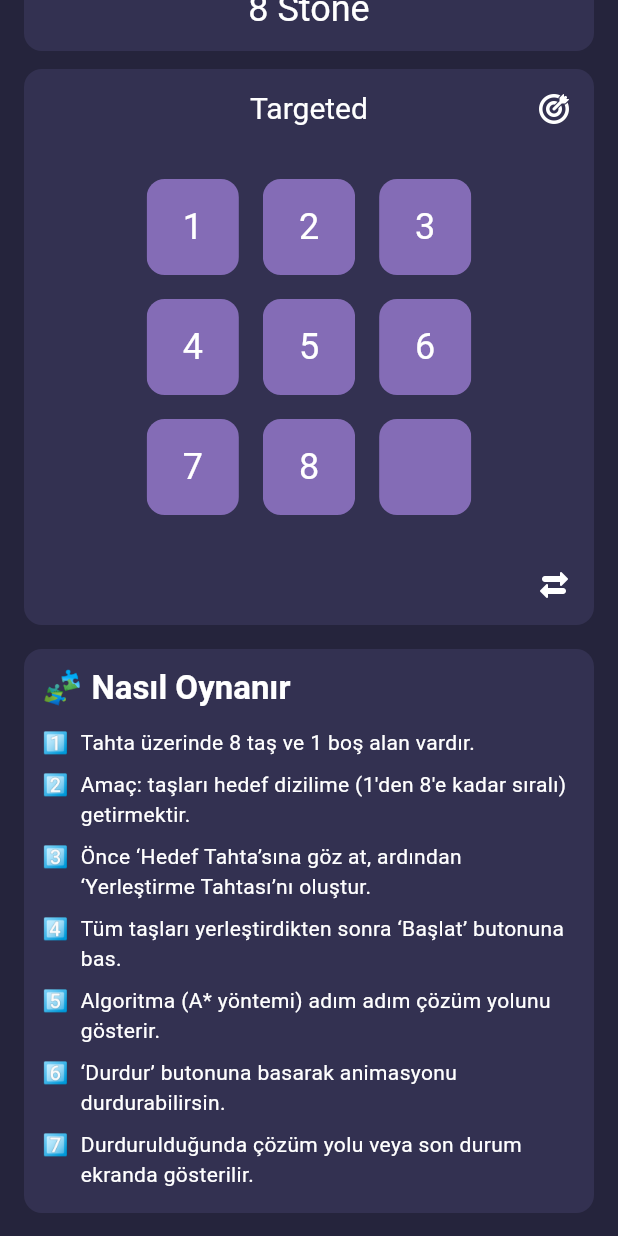
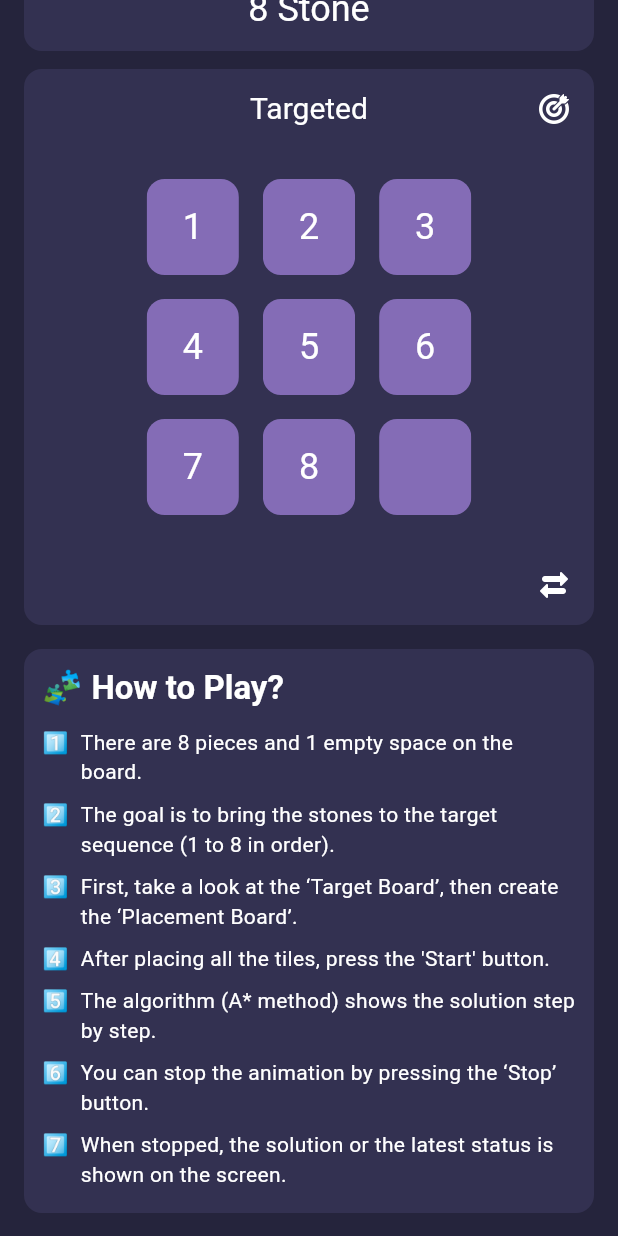
Before and after one commit to DargaHasanBasri/omu_master_development_repo, a Flutter app: the screen it shows after launch, scrolled down 50 dp, on a phone screen of 412 x 824 dp. Run offline on Flutter 3.47's test engine with Material 3 defaults, Android fonts, the phone set to English and light mode, and no system bars; our stand-ins replace easy_localization, flutter_bloc.

Commit message:
Fix home screen ui and localization

```diff
--- a/assets/langs/en-US.json
+++ b/assets/langs/en-US.json
@@ -11,6 +11,22 @@
     "noSolutionFound": "No solution found!",
     "supervisedNode": "Supervised Node",
     "numberOfSteps": "Number of Steps",
-    "message": "This sequence cannot be solved mathematically"
+    "message": "This sequence cannot be solved mathematically",
+    "noActionMsg": "No action has been taken yet!",
+    "supervisedNodes": "Supervised Nodes",
+    "step": "Step",
+    "stone": "Stone",
+    "start": "Start",
+    "target": "Target"
+  },
+  "howToPlay": {
+    "title": "How to Play?",
+    "messageOne": "There are 8 pieces and 1 empty space on the board.",
+    "messageTwo": "The goal is to bring the stones to the target sequence (1 to 8 in order).",
+    "messageThree": "First, take a look at the ‘Target Board’, then create the ‘Placement Board’.",
+    "messageFour": "After placing all the tiles, press the 'Start' button.",
+    "messageFive": "The algorithm (A* method) shows the solution step by step.",
+    "messageSix": "You can stop the animation by pressing the ‘Stop’ button.",
+    "messageSeven": "When stopped, the solution or the latest status is shown on the screen."
   }
 }
--- a/assets/langs/tr-TR.json
+++ b/assets/langs/tr-TR.json
@@ -11,6 +11,22 @@
     "noSolutionFound": "Çözüm Bulunamadı!",
     "supervisedNode": "Denetlenen düğüm",
     "numberOfSteps": "Adım sayısı",
-    "message": "Bu diziliş matematiksel olarak çözülemez"
+    "message": "Bu diziliş matematiksel olarak çözülemez",
+    "noActionMsg": "Henüz işlem gerçekleştirilmemiş!",
+    "supervisedNodes": "Denetlenen Düğümler",
+    "step": "Adım",
+    "stone": "Taş",
+    "start": "Başlangıç",
+    "target": "Hedef"
+  },
+  "howToPlay": {
+    "title": "How to Play?",
+    "messageOne": "Tahta üzerinde 8 taş ve 1 boş alan vardır.",
+    "messageTwo": "Amaç: taşları hedef dizilime (1'den 8'e kadar sıralı) getirmektir.",
+    "messageThree": "Önce ‘Hedef Tahta’sına göz at, ardından ‘Yerleştirme Tahtası’nı oluştur.",
+    "messageFour": "Tüm taşları yerleştirdikten sonra ‘Başlat’ butonuna bas.",
+    "messageFive": "Algoritma (A* yöntemi) adım adım çözüm yolunu gösterir.",
+    "messageSix": "‘Durdur’ butonuna basarak animasyonu durdurabilirsin.",
+    "messageSeven": "Durdurulduğunda çözüm yolu veya son durum ekranda gösterilir."
   }
 }
--- /dev/null
+++ b/lib/ui/screens/home/components/how_to_play_text.dart
@@ -0,0 +1,69 @@
+import '../export.dart';
+
+class HowToPlayText extends StatelessWidget {
+  const HowToPlayText({super.key});
+
+  @override
+  Widget build(BuildContext context) {
+    return Column(
+      crossAxisAlignment: CrossAxisAlignment.start,
+      children: [
+        Text(
+          "🧩 ${LocaleKeys.howToPlay_title.locale}",
+          style: Theme.of(context).textTheme.titleLarge?.copyWith(
+            color: ColorName.white,
+            fontWeight: FontWeight.bold,
+          ),
+        ),
+        const SizedBox(height: 8),
+        _buildRuleItem(
+          "1️⃣",
+          LocaleKeys.howToPlay_messageOne.locale,
+        ),
+        _buildRuleItem(
+          "2️⃣",
+          LocaleKeys.howToPlay_messageTwo.locale,
+        ),
+        _buildRuleItem(
+          "3️⃣",
+          LocaleKeys.howToPlay_messageThree.locale,
+        ),
+        _buildRuleItem(
+          "4️⃣",
+          LocaleKeys.howToPlay_messageFour.locale,
+        ),
+        _buildRuleItem(
+          "5️⃣",
+          LocaleKeys.howToPlay_messageFive.locale,
+        ),
+        _buildRuleItem(
+          "6️⃣",
+          LocaleKeys.howToPlay_messageSix.locale,
+        ),
+        _buildRuleItem(
+          "7️⃣",
+          LocaleKeys.howToPlay_messageSeven.locale,
+        ),
+      ],
+    );
+  }
+
+  Widget _buildRuleItem(String icon, String text) {
+    return Padding(
+      padding: const EdgeInsets.symmetric(vertical: 4),
+      child: Row(
+        crossAxisAlignment: CrossAxisAlignment.start,
+        children: [
+          Text(icon, style: const TextStyle(color: Colors.white)),
+          const SizedBox(width: 8),
+          Expanded(
+            child: Text(
+              text,
+              style: const TextStyle(color: Colors.white),
+            ),
+          ),
+        ],
+      ),
+    );
+  }
+}
--- a/lib/ui/screens/home/components/solution_steps_board_grid.dart
+++ b/lib/ui/screens/home/components/solution_steps_board_grid.dart
@@ -22,7 +22,7 @@ class SolutionStepsBoardGrid extends StatelessWidget {
             alignment: Alignment.center,
             children: [
               Text(
-                "Solution Steps",
+                LocaleKeys.homeScreen_supervisedNodes.locale,
                 style:
                     Theme.of(
                       context,
--- a/lib/ui/screens/home/export.dart
+++ b/lib/ui/screens/home/export.dart
@@ -13,3 +13,5 @@ export 'package:eight_stone_problem/ui/screens/home/components/target_board_grid
 export 'package:eight_stone_problem/ui/widgets/custom_flip_transition.dart';
 export 'package:eight_stone_problem/utils/constants/app_constants.dart';
 export 'components/solution_steps_board_grid.dart';
+export 'package:eight_stone_problem/ui/screens/home/components/how_to_play_text.dart';
+export 'components/solution_steps_text.dart';
--- a/lib/ui/screens/home/home_screen.dart
+++ b/lib/ui/screens/home/home_screen.dart
@@ -1,4 +1,3 @@
-import 'components/solution_steps_text.dart';
 import 'export.dart';
 
 class HomeScreen extends StatefulWidget {
@@ -141,9 +140,12 @@ class _HomeScreenState extends State<HomeScreen> {
                                       ),
                                   child: cubitWatch.isFlippedSteps
                                       ? Container(
-                                          height: 350,
+                                          height: 355,
                                           child: SolutionStepsText(
-                                            key: ValueKey('SolutionStepsText'),
+                                            key: ValueKey(
+                                              AppConstants
+                                                  .valueKeySolutionStepsText,
+                                            ),
                                             itemCount: cubitWatch
                                                 .solutionInstructions
                                                 .length,
@@ -153,7 +155,8 @@ class _HomeScreenState extends State<HomeScreen> {
                                         )
                                       : SolutionStepsBoardGrid(
                                           key: ValueKey(
-                                            'SolutionStepsBoardGrid',
+                                            AppConstants
+                                                .valueKeySolutionStepsBoardGrid,
                                           ),
                                           numbers:
                                               cubitWatch.currentVisitedNode,
@@ -197,48 +200,7 @@ class _HomeScreenState extends State<HomeScreen> {
                           ),
                           child: Padding(
                             padding: const EdgeInsets.all(12.0),
-                            child: Column(
-                              crossAxisAlignment: CrossAxisAlignment.start,
-                              children: [
-                                Text(
-                                  "🧩 Nasıl Oynanır",
-                                  style: Theme.of(context).textTheme.titleLarge
-                                      ?.copyWith(
-                                        color: ColorName.white,
-                                        fontWeight: FontWeight.bold,
-                                      ),
-                                ),
-                                const SizedBox(height: 8),
-                                _buildRuleItem(
-                                  "1️⃣",
-                                  "Tahta üzerinde 8 taş ve 1 boş alan vardır.",
-                                ),
-                                _buildRuleItem(
-                                  "2️⃣",
-                                  "Amaç: taşları hedef dizilime (1'den 8'e kadar sıralı) getirmektir.",
-                                ),
-                                _buildRuleItem(
-                                  "3️⃣",
-                                  "Önce ‘Hedef Tahta’sına göz at, ardından ‘Yerleştirme Tahtası’nı oluştur.",
-                                ),
-                                _buildRuleItem(
-                                  "4️⃣",
-                                  "Tüm taşları yerleştirdikten sonra ‘Başlat’ butonuna bas.",
-                                ),
-                                _buildRuleItem(
-                                  "5️⃣",
-                                  "Algoritma (A* yöntemi) adım adım çözüm yolunu gösterir.",
-                                ),
-                                _buildRuleItem(
-                                  "6️⃣",
-                                  "‘Durdur’ butonuna basarak animasyonu durdurabilirsin.",
-                                ),
-                                _buildRuleItem(
-                                  "7️⃣",
-                                  "Durdurulduğunda çözüm yolu veya son durum ekranda gösterilir.",
-                                ),
-                              ],
-                            ),
+                            child: HowToPlayText(),
                           ),
                         ),
                       ),
@@ -249,25 +211,6 @@ class _HomeScreenState extends State<HomeScreen> {
             ),
           ),
         ),
-      ),
-    );
-  }
-
-  Widget _buildRuleItem(String icon, String text) {
-    return Padding(
-      padding: const EdgeInsets.symmetric(vertical: 4),
-      child: Row(
-        crossAxisAlignment: CrossAxisAlignment.start,
-        children: [
-          Text(icon, style: const TextStyle(color: Colors.white)),
-          const SizedBox(width: 8),
-          Expanded(
-            child: Text(
-              text,
-              style: const TextStyle(color: Colors.white),
-            ),
-          ),
-        ],
       ),
     );
   }
--- a/lib/utils/constants/app_constants.dart
+++ b/lib/utils/constants/app_constants.dart
@@ -5,4 +5,6 @@ final class AppConstants {
   static final String packageName = 'gen';
   static final String valueKeyPlacement = 'placement';
   static final String valueKeyTarget = 'target';
+  static final String valueKeySolutionStepsText = 'solutionStepsText';
+  static final String valueKeySolutionStepsBoardGrid = 'solutionStepsBoardGrid';
 }
--- a/lib/viewmodel/home/cubit_home.dart
+++ b/lib/viewmodel/home/cubit_home.dart
@@ -1,4 +1,5 @@
 import 'dart:async';
+import 'package:eight_stone_problem/export.dart';
 import 'package:eight_stone_problem/services/a_star_solver_services.dart';
 import 'package:flutter_bloc/flutter_bloc.dart';
 
@@ -187,14 +188,14 @@ class CubitHome extends Cubit<List<int?>> {
           if (toIndex != -1) {
             final fromRow = fromIndex ~/ 3;
             final fromCol = fromIndex % 3;
-
             final toRow = toIndex ~/ 3;
             final toCol = toIndex % 3;
 
             solutionInstructions.add(
-              "${i + 1}. adım: $movedNumber sayısını\n"
-              "[$fromRow, $fromCol] konumundan "
-              "[$toRow, $toCol] konumuna taşı\n",
+              "🔹 ${i + 1}. ${LocaleKeys.homeScreen_step.locale}\n"
+              "🔸 ${LocaleKeys.homeScreen_stone.locale}: `$movedNumber`\n"
+              "📍 ${LocaleKeys.homeScreen_start.locale}: ($fromRow, $fromCol)\n"
+              "🏁 ${LocaleKeys.homeScreen_target.locale}: ($toRow, $toCol)\n",
             );
           }
           break;
```
Also changed, not shown: lib/ui/screens/home/components/solution_steps_text.dart (+23 -3 lines), module/gen/lib/generated/locale_keys.g.dart.
